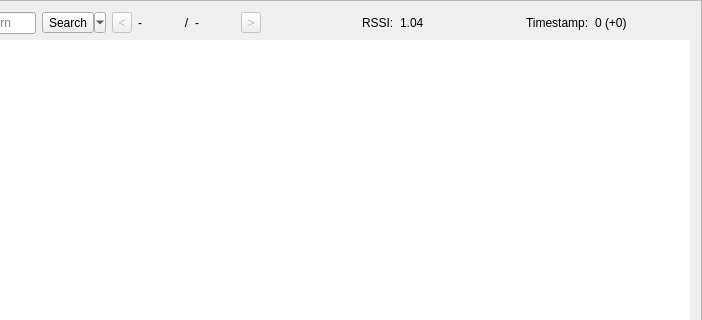
First picture: the form in ui/analysis_frame.ui, repository jopohl/urh, before the edit; both pictures show x 351 to 1053 and y 0 to 320 of the 1053 by 746 pixel window.
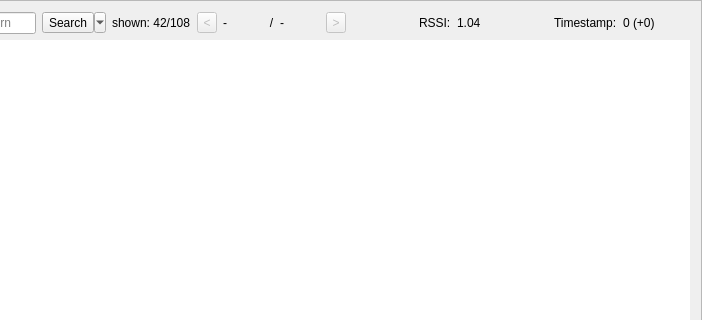
Second picture: the form after the edit. Icons and pictures are not drawn. Custom widgets are drawn as their Qt base class.

What changed in the file:
```diff
--- a/ui/analysis_frame.ui
+++ b/ui/analysis_frame.ui
@@ -377,6 +377,13 @@
              </property>
             </widget>
            </item>
+           <item>
+            <widget class="QLabel" name="lFilterShown">
+             <property name="text">
+              <string>shown: 42/108</string>
+             </property>
+            </widget>
+           </item>
            <item>
             <widget class="QToolButton" name="btnPrevSearch">
              <property name="enabled">
```
